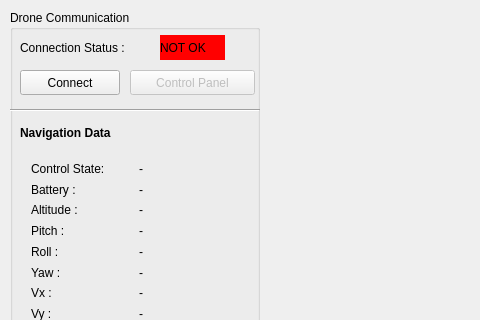
The window that HostApplication/mainwindow.ui (Nicobite/GreyWind) describes before a commit, drawn with Qt 5; both pictures show x 0 to 480 and y 0 to 320 of the 1400 by 800 pixel window.
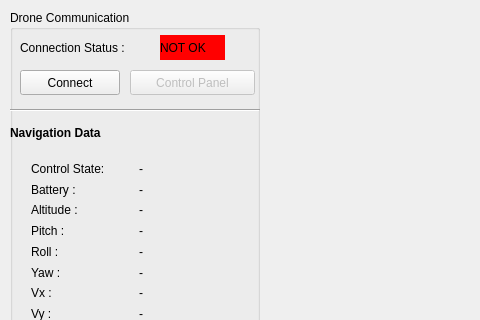
The same window after the commit. Icons and pictures are not drawn. Custom widgets are drawn as their Qt base class.

Diff of the .ui file:
```diff
--- a/HostApplication/mainwindow.ui
+++ b/HostApplication/mainwindow.ui
@@ -512,7 +512,7 @@
     <widget class="QLabel" name="label_7">
      <property name="geometry">
       <rect>
-       <x>10</x>
+       <x>0</x>
        <y>110</y>
        <width>120</width>
        <height>25</height>
```
Left out of the diff: 10 changed lines with no effect on the pictures.
